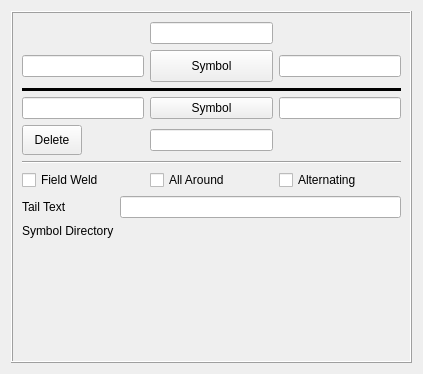
The window that src/Mod/TechDraw/Gui/TaskWeldingSymbol.ui (berndhahnebach/All_FreeCAD) describes before a commit, drawn with Qt 5.
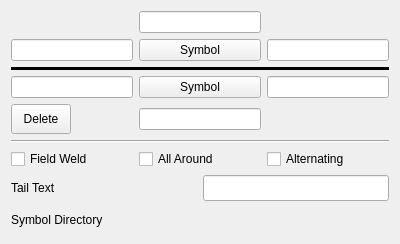
The same window after the commit. Icons and pictures are not drawn. Custom widgets are drawn as their Qt base class.

Commit message:
[TD] overhaul welding UI
- make some strings translatable
- remove some unused code
- fix UI size policies
- show changes while editing directly (only repaint necessary)
- avoid unused variables
- add tooltips

The edit to the form file:
```diff
--- a/src/Mod/TechDraw/Gui/TaskWeldingSymbol.ui
+++ b/src/Mod/TechDraw/Gui/TaskWeldingSymbol.ui
@@ -6,12 +6,12 @@
    <rect>
     <x>0</x>
     <y>0</y>
-    <width>423</width>
-    <height>374</height>
+    <width>400</width>
+    <height>244</height>
    </rect>
   </property>
   <property name="sizePolicy">
-   <sizepolicy hsizetype="Expanding" vsizetype="Expanding">
+   <sizepolicy hsizetype="Preferred" vsizetype="Preferred">
     <horstretch>0</horstretch>
     <verstretch>0</verstretch>
    </sizepolicy>
@@ -29,22 +29,7 @@
    <iconset resource="Resources/TechDraw.qrc">
     <normaloff>:/icons/actions/techdraw-weldsymbol.svg</normaloff>:/icons/actions/techdraw-weldsymbol.svg</iconset>
   </property>
-  <layout class="QVBoxLayout" name="verticalLayout_2">
-   <item>
-    <widget class="QFrame" name="frame">
-     <property name="sizePolicy">
-      <sizepolicy hsizetype="Expanding" vsizetype="Expanding">
-       <horstretch>0</horstretch>
-       <verstretch>0</verstretch>
-      </sizepolicy>
-     </property>
-     <property name="frameShape">
-      <enum>QFrame::Box</enum>
-     </property>
-     <property name="frameShadow">
-      <enum>QFrame::Raised</enum>
-     </property>
-     <layout class="QVBoxLayout" name="verticalLayout_3">
+  <layout class="QVBoxLayout" name="verticalLayout">
       <item>
        <layout class="QVBoxLayout" name="verticalLayout_4">
         <item>
@@ -76,7 +61,7 @@
               <property name="minimumSize">
                <size>
                 <width>0</width>
-                <height>32</height>
+             <height>0</height>
                </size>
               </property>
               <property name="baseSize">
@@ -206,8 +191,6 @@
        </widget>
       </item>
       <item>
-       <layout class="QVBoxLayout" name="verticalLayout">
-        <item>
          <layout class="QGridLayout" name="gridLayout_3">
           <item row="0" column="0">
            <widget class="QCheckBox" name="cbFieldWeld">
@@ -233,31 +216,7 @@
          </layout>
         </item>
         <item>
-         <layout class="QFormLayout" name="formLayout_2">
-          <property name="fieldGrowthPolicy">
-           <enum>QFormLayout::AllNonFixedFieldsGrow</enum>
-          </property>
-          <item row="0" column="0">
-           <widget class="QLabel" name="label_5">
-            <property name="text">
-             <string>Tail Text</string>
-            </property>
-           </widget>
-          </item>
-          <item row="0" column="1">
-           <widget class="QLineEdit" name="leTailText">
-            <property name="toolTip">
-             <string>Text at end of symbol</string>
-            </property>
-           </widget>
-          </item>
-          <item row="1" column="0">
-           <widget class="QLabel" name="label">
-            <property name="text">
-             <string>Symbol Directory</string>
-            </property>
-           </widget>
-          </item>
+    <layout class="QGridLayout" name="gridLayout_4">
           <item row="1" column="1">
            <widget class="Gui::FileChooser" name="fcSymbolDir">
             <property name="toolTip">
@@ -271,25 +230,34 @@
             </property>
            </widget>
           </item>
-         </layout>
-        </item>
-       </layout>
-      </item>
-      <item>
-       <spacer name="verticalSpacer">
-        <property name="orientation">
-         <enum>Qt::Vertical</enum>
-        </property>
-        <property name="sizeHint" stdset="0">
-         <size>
-          <width>20</width>
-          <height>40</height>
-         </size>
-        </property>
-       </spacer>
-      </item>
-     </layout>
-    </widget>
+     <item row="0" column="1">
+      <widget class="QLineEdit" name="leTailText">
+       <property name="sizePolicy">
+        <sizepolicy hsizetype="Preferred" vsizetype="Preferred">
+         <horstretch>0</horstretch>
+         <verstretch>0</verstretch>
+        </sizepolicy>
+       </property>
+       <property name="toolTip">
+        <string>Text at end of symbol</string>
+       </property>
+      </widget>
+     </item>
+     <item row="1" column="0">
+      <widget class="QLabel" name="label">
+       <property name="text">
+        <string>Symbol Directory</string>
+       </property>
+      </widget>
+     </item>
+     <item row="0" column="0">
+      <widget class="QLabel" name="label_5">
+       <property name="text">
+        <string>Tail Text</string>
+       </property>
+      </widget>
+     </item>
+    </layout>
    </item>
   </layout>
  </widget>
```
Left out of the diff: 14 changed lines with no effect on the pictures. Lines whose indentation alone changed are shown as unchanged. The commit also changes 4 other files.
